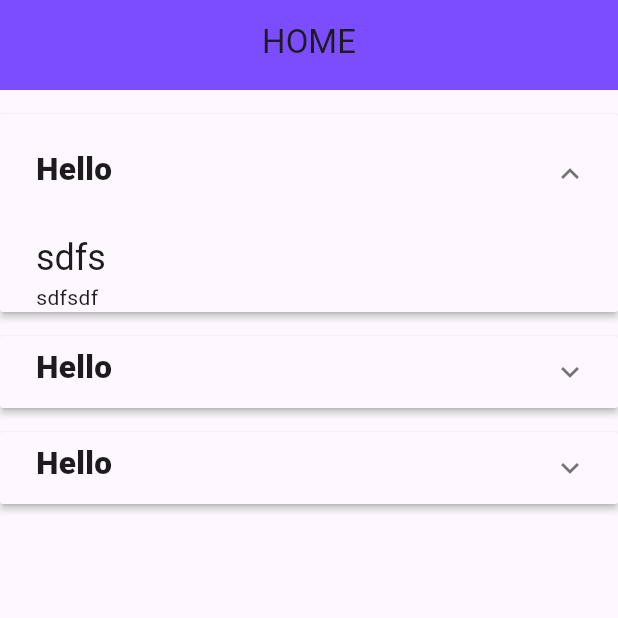
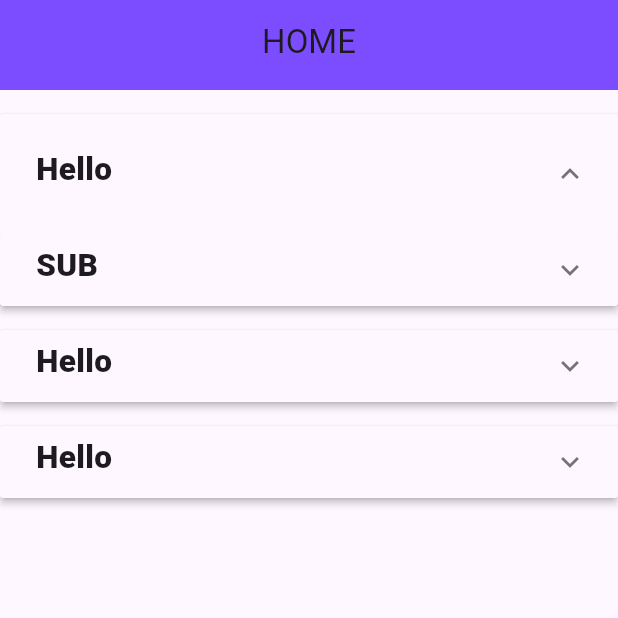
Before and after one commit to muhammed-sinan-vadakara/Go-tech-machine-test, a Flutter app: the screen it shows after launch, after a tap on "Hello", on a phone screen of 412 x 824 dp, the top half of it. Run offline on Flutter 3.47's test engine with Material 3 defaults, Android fonts, the phone set to English and light mode, and no system bars.

Commit message:
Code refactor

```diff
--- a/lib/view/pages/home_page.dart
+++ b/lib/view/pages/home_page.dart
@@ -4,17 +4,8 @@ import 'package:gotech_mashinetest/view/widgets/menu_content_widget.dart';
 import 'package:gotech_mashinetest/view/widgets/menu_widget.dart';
 import 'package:gotech_mashinetest/core/widgets/gap_widget.dart';
 
-class HomePage extends StatefulWidget {
+class HomePage extends StatelessWidget {
   const HomePage({super.key});
-
-  @override
-  State<HomePage> createState() => _HomePageState();
-}
-
-class _HomePageState extends State<HomePage> {
-  String exTitle = "Sport Categories";
-  bool active = false;
-  bool active1 = false;
 
   @override
   Widget build(BuildContext context) {
@@ -30,7 +21,9 @@ class _HomePageState extends State<HomePage> {
             GapWidget.h16(),
             MenuWidget(
               title: 'Hello',
-              child: MenuContentWidget(content: 'sdfsdf', title: 'sdfs'),
+              child: MenuWidget(
+                  title: 'SUB',
+                  child: MenuContentWidget(content: 'sdfsdf', title: 'sdfs')),
             ),
             GapWidget.h16(),
             MenuWidget(title: 'Hello', child: Text('sdfdsf')),
```
